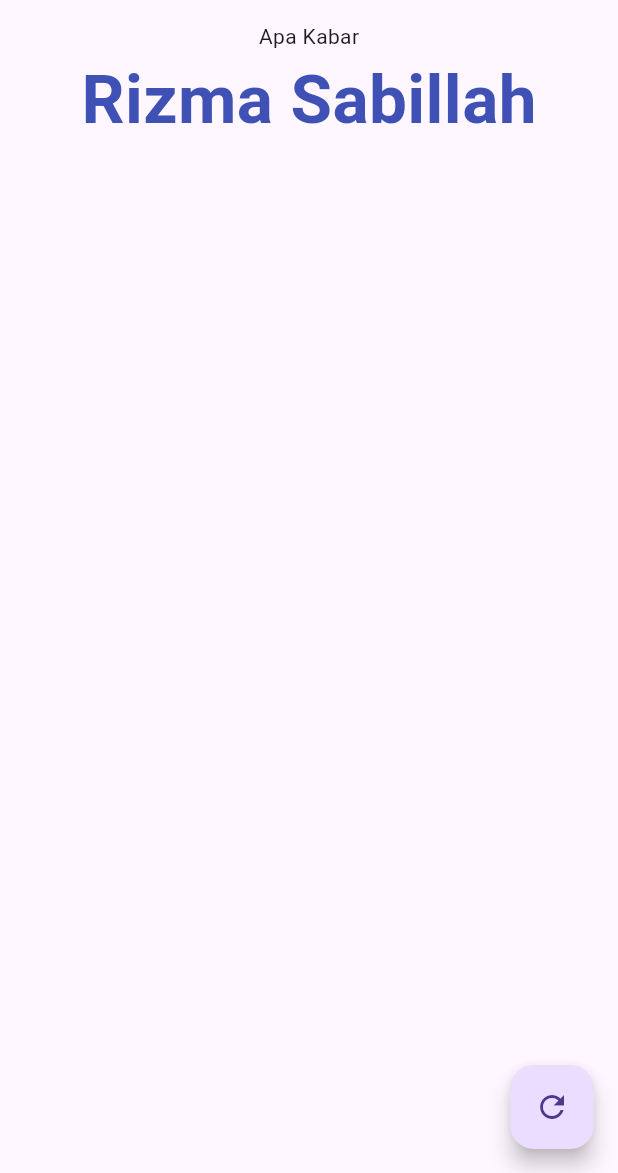
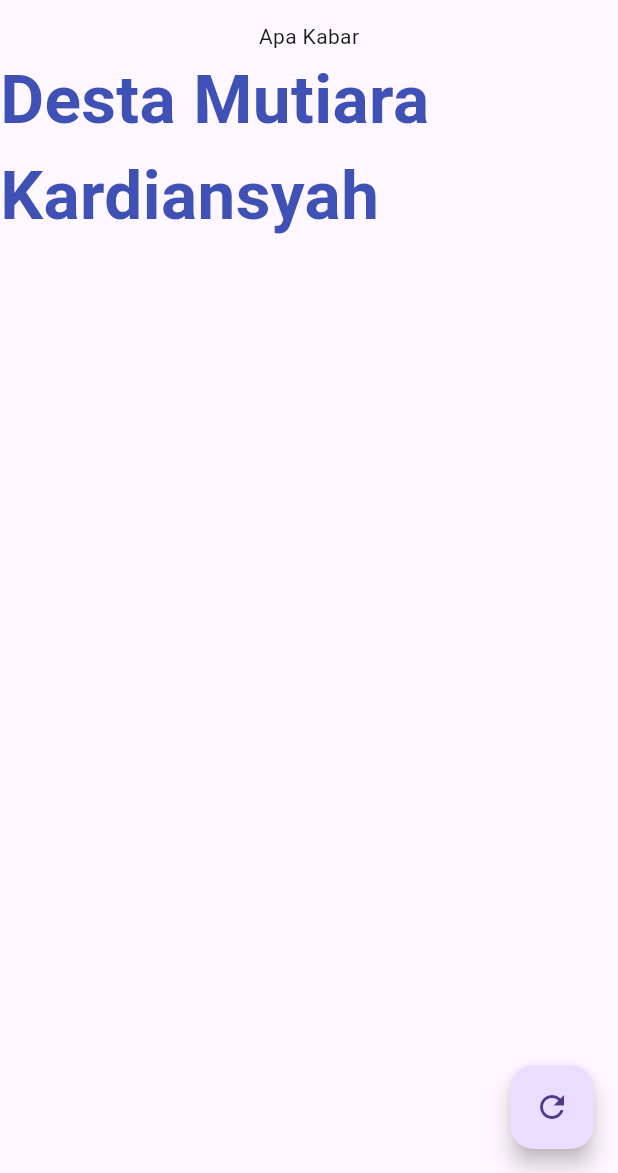
Before and after one commit to destamutiara/jobseet6, a Flutter app: the screen it shows after launch, on a phone screen of 412 x 824 dp, the part 63-1236 px from its top. Run offline on Flutter 3.47's test engine with Material 3 defaults, Android fonts, the phone set to English and light mode, and no system bars.

Commit message:
jobsheet6

```diff
--- a/lib/main.dart
+++ b/lib/main.dart
@@ -3,8 +3,8 @@ import 'package:flutter/material.dart';
 class StateTeksUtama extends State<TeksUtama> {
 
   var listNama = [
-    'Rizma Sabillah', 'Muhamad Abdi Hafidz', 'Juwita Kristiani Hia', 'Uswatus Sangadah',
-    'Siti Nur Fajar Utami'
+    'Desta Mutiara Kardiansyah', 'Yusuf Jauhar Alif Faqih', 'Randi Pangestu', 'Septiasih Nur Inayah',
+    'Awan Restu Listyanto'
     ];
     var listWarna = [
       Colors.indigo, Colors.purple, Colors.teal, Colors.lime,
```
